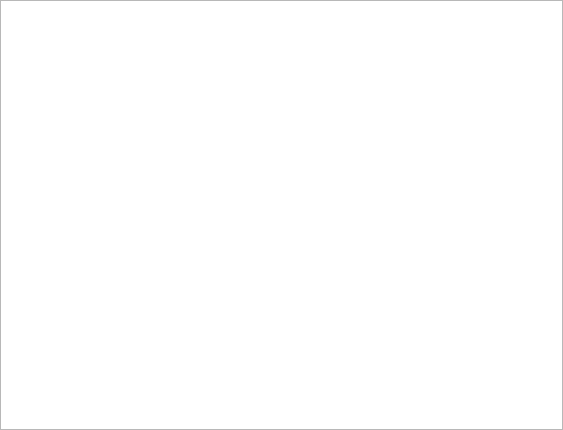
The window that zassetswidget.ui (liprandi/ZTicketAsset) describes before a commit, drawn with Qt 5.
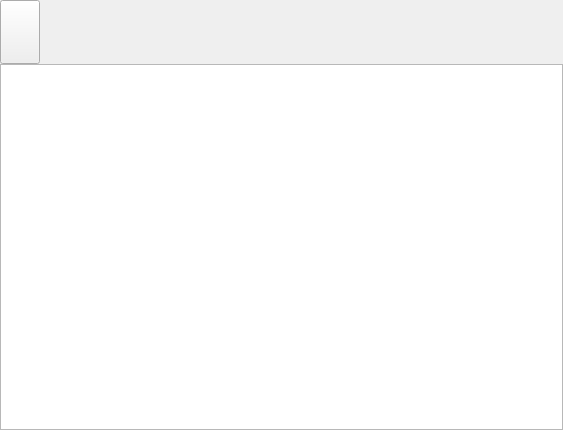
The same window after the commit. Icons and pictures are not drawn. Custom widgets are drawn as their Qt base class.

Diff of the .ui file:
```diff
--- a/zassetswidget.ui
+++ b/zassetswidget.ui
@@ -13,7 +13,7 @@
   <property name="windowTitle">
    <string>Form</string>
   </property>
-  <layout class="QVBoxLayout" name="verticalLayout">
+  <layout class="QVBoxLayout" name="verticalLayout" stretch="0,1">
    <property name="spacing">
     <number>0</number>
    </property>
@@ -29,6 +29,49 @@
    <property name="bottomMargin">
     <number>0</number>
    </property>
+   <item>
+    <layout class="QHBoxLayout" name="horizontalLayout">
+     <property name="topMargin">
+      <number>0</number>
+     </property>
+     <item>
+      <widget class="QPushButton" name="pbAddEdit">
+       <property name="minimumSize">
+        <size>
+         <width>0</width>
+         <height>64</height>
+        </size>
+       </property>
+       <property name="text">
+        <string/>
+       </property>
+       <property name="icon">
+        <iconset resource="resource.qrc">
+         <normaloff>:/icons/add</normaloff>:/icons/add</iconset>
+       </property>
+       <property name="iconSize">
+        <size>
+         <width>64</width>
+         <height>64</height>
+        </size>
+       </property>
+      </widget>
+     </item>
+     <item>
+      <spacer name="horizontalSpacer">
+       <property name="orientation">
+        <enum>Qt::Orientation::Horizontal</enum>
+       </property>
+       <property name="sizeHint" stdset="0">
+        <size>
+         <width>40</width>
+         <height>20</height>
+        </size>
+       </property>
+      </spacer>
+     </item>
+    </layout>
+   </item>
    <item>
     <widget class="ZJsonTableWidget" name="assetTable"/>
    </item>
```
Left out of the diff: 4 changed lines with no effect on the pictures.
